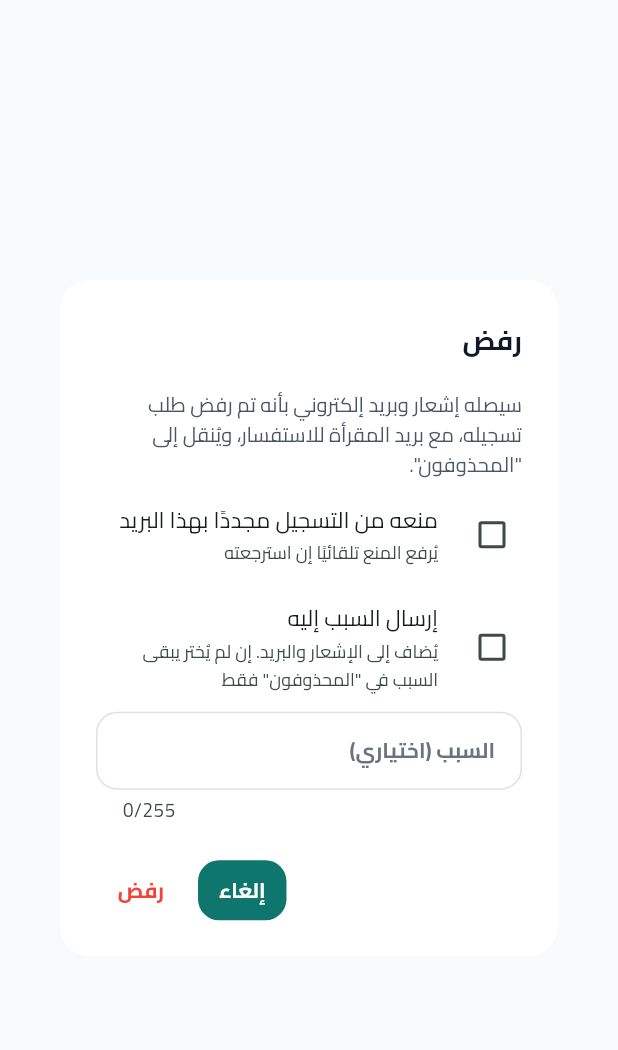
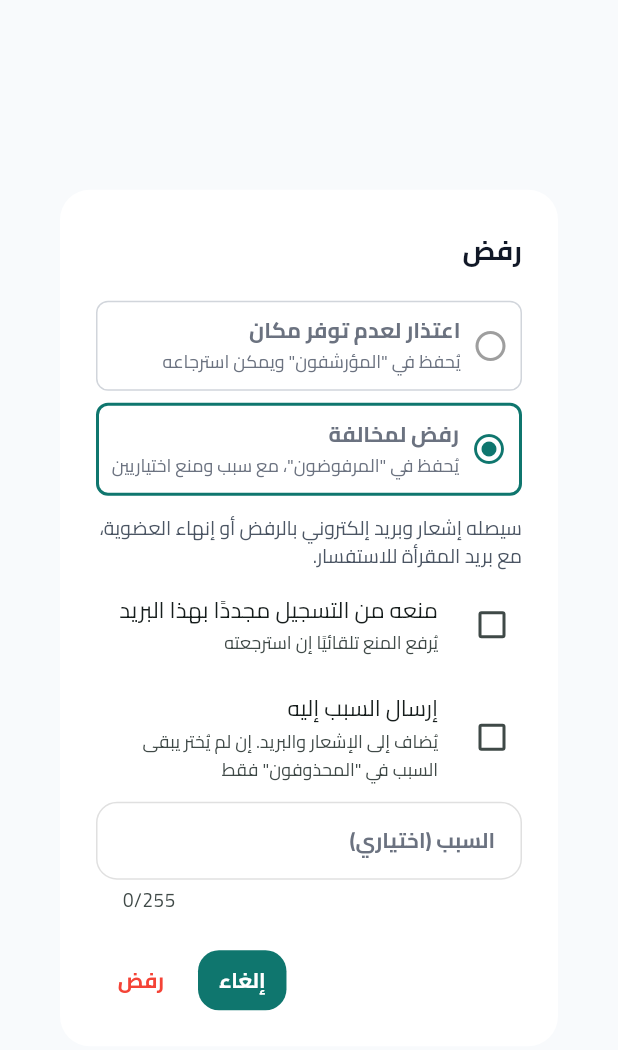
Before and after one commit to abushofa/meqraat-taiser, a Flutter app: the _MembershipEndDialog widget shown alone on an empty page, opened directly with empty values, on a phone screen of 412 x 824 dp. Shown: the top 1050 px of the screen. Run offline on Flutter 3.47's test engine with Material 3 defaults, Android fonts, the phone set to English and light mode, and no system bars; our stand-ins replace cookie_jar, device_info_plus, dio, dio_cookie_manager, firebase_core, firebase_messaging and 5 more; missing offline and left inert: agora_rtc_engine, audio_session, flutter_foreground_task; accounts and stored records are empty; network calls fail.

Commit message:
end dialog: choose capacity apology (archived, optional notice) or violation; long-press register buttons for test registration while closed
Co-Authored-By: Claude Opus 5.5 <noreply@anthropic.com>

```diff
--- a/lib/features/admin/admin_directory_screen.dart
+++ b/lib/features/admin/admin_directory_screen.dart
@@ -184,9 +184,8 @@ class _AdminDirectoryScreenState extends State<AdminDirectoryScreen>
         data: FormData.fromMap({
           'user_id': userId.toString(),
           'action': 'delete',
-          'reason': endFields['reason'],
-          'send_reason': endFields['send_reason'].toString(),
-          'block': endFields['block'].toString(),
+          // reason / end_kind / notify / send_reason / block
+          ...endFields.map((k, v) => MapEntry(k, v.toString())),
         }),
       );
 
--- a/lib/features/admin/membership_end_dialog.dart
+++ b/lib/features/admin/membership_end_dialog.dart
@@ -1,8 +1,9 @@
 import 'package:flutter/material.dart';
 
-/// نافذة الرفض (قبل الاعتماد) أو الحذف (بعده) لسبب مخالفة.
-/// تُرجع الحقول التي تُضاف إلى الطلب: reason / send_reason / block — أو null عند الإلغاء.
-/// (الاعتذار بسبب الامتلاء لا يمر من هنا: يكون بالبريد ثم "أرشفة الكل".)
+/// نافذة الرفض (قبل الاعتماد) أو الحذف (بعده). نوعان:
+/// - اعتذار لعدم توفر مكان: رسالة اعتذار (اختيارية)، يُحفظ في "المؤرشفون"، بلا سبب ولا منع.
+/// - مخالفة: رفض/إنهاء عضوية، مع سبب (اختياري الإرسال) ومنع إعادة التسجيل.
+/// تُرجع الحقول التي تُضاف إلى الطلب — أو null عند الإلغاء.
 class MembershipEndDialog {
   static Future<Map<String, dynamic>?> show(
     BuildContext context, {
@@ -40,6 +41,8 @@ class _MembershipEndDialog extends StatefulWidget {
 
 class _MembershipEndDialogState extends State<_MembershipEndDialog> {
   final _reason = TextEditingController();
+  bool _capacity = false; // false = مخالفة
+  bool _notify = true; // للاعتذار: إرسال رسالة الاعتذار إليه
   bool _sendReason = false;
   bool _block = false;
   bool _showRequired = false;
@@ -52,16 +55,91 @@ class _MembershipEndDialogState extends State<_MembershipEndDialog> {
 
   void _confirm() {
     final r = _reason.text.trim();
-    // السبب مطلوب في الحذف، أو إن اختير إرساله
+    if (_capacity) {
+      Navigator.pop(context, {
+        'end_kind': 'capacity',
+        'notify': _notify,
+        'reason': r, // ملاحظة داخلية اختيارية
+        'send_reason': false,
+        'block': false,
+      });
+      return;
+    }
+    // المخالفة: السبب مطلوب في الحذف، أو إن اختير إرساله
     if ((widget.reasonRequired || _sendReason) && r.isEmpty) {
       setState(() => _showRequired = true);
       return;
     }
     Navigator.pop(context, {
+      'end_kind': 'violation',
+      'notify': true,
       'reason': r,
       'send_reason': r.isNotEmpty && _sendReason,
       'block': _block,
     });
+  }
+
+  Widget _kindTile(bool capacity, String title, String subtitle) {
+    final selected = _capacity == capacity;
+    final primary = Theme.of(context).colorScheme.primary;
+    return InkWell(
+      onTap: () => setState(() {
+        _capacity = capacity;
+        _showRequired = false;
+      }),
+      borderRadius: BorderRadius.circular(8),
+      child: Container(
+        margin: const EdgeInsets.only(bottom: 8),
+        padding: const EdgeInsets.all(8),
+        decoration: BoxDecoration(
+          borderRadius: BorderRadius.circular(8),
+          border: Border.all(
+            color: selected ? primary : const Color(0xFFD1D5DB),
+            width: selected ? 2 : 1,
+          ),
+        ),
+        child: Row(
+          children: [
+            Icon(
+              selected ? Icons.radio_button_checked : Icons.radio_button_off,
+              color: selected ? primary : Colors.grey,
+            ),
+            const SizedBox(width: 8),
+            Expanded(
+              child: Column(
+                crossAxisAlignment: CrossAxisAlignment.start,
+                children: [
+                  Text(title,
+                      style: const TextStyle(fontWeight: FontWeight.w600)),
+                  Text(subtitle,
+                      style: const TextStyle(
+                          fontSize: 12, color: Color(0xFF6B7280))),
+                ],
+              ),
+            ),
+          ],
+        ),
+      ),
+    );
+  }
+
+  Widget _reasonField({required String label}) {
+    return TextField(
+      controller: _reason,
+      minLines: 1,
+      maxLines: 3,
+      maxLength: 255,
+      keyboardType: TextInputType.text,
+      textInputAction: TextInputAction.done, // زر "تم" يغلق لوحة المفاتيح
+      onSubmitted: (_) => FocusScope.of(context).unfocus(),
+      onChanged: (_) => setState(() => _showRequired = false),
+      decoration: InputDecoration(
+        labelText: label,
+        hintText: _capacity ? null : 'مثال: تقديم بيانات غير صحيحة',
+        border: const OutlineInputBorder(),
+        errorText: _showRequired ? 'اكتب السبب' : null,
+      ),
+    );
   }
 
   @override
@@ -69,24 +147,36 @@ class _MembershipEndDialogState extends State<_MembershipEndDialog> {
     final who = (widget.name ?? '').trim();
     final title = widget.isDelete ? 'حذف' : 'رفض';
 
-    return AlertDialog(
-      title: Text(who.isEmpty ? title : '$title: $who'),
-      content: GestureDetector(
-        onTap: () => FocusScope.of(context).unfocus(),
-        behavior: HitTestBehavior.translucent,
-        child: SingleChildScrollView(
-          child: Column(
-            mainAxisSize: MainAxisSize.min,
-            crossAxisAlignment: CrossAxisAlignment.start,
-            children: [
-              Text(
-                'سيصله إشعار وبريد إلكتروني بأنه ${widget.isDelete ? 'تم إنهاء عضويته (أو رفض طلبه إن لم يكن معتمدًا)' : 'تم رفض طلب تسجيله'}، '
-                'مع بريد المقرأة للاستفسار، ويُنقل إلى "المحذوفون".',
-                style: const TextStyle(
-                  fontSize: 13.5,
-                  height: 1.5,
-                  color: Color(0xFF4B5563),
+    final children = <Widget>[
+      _kindTile(true, 'اعتذار لعدم توفر مكان',
+          'يُحفظ في "المؤرشفون" ويمكن استرجاعه'),
+      _kindTile(false, widget.isDelete ? 'إنهاء عضوية لمخالفة' : 'رفض لمخالفة',
+          'يُحفظ في "المرفوضون"، مع سبب ومنع اختياريين'),
+      const SizedBox(height: 4),
+    ];
+
+    if (_capacity) {
+      children.addAll([
+        CheckboxListTile(
+          contentPadding: EdgeInsets.zero,
+          controlAffinity: ListTileControlAffinity.leading,
+          value: _notify,
+          onChanged: (v) => setState(() => _notify = v ?? false),
+          title: const Text('إرسال رسالة الاعتذار إليه'),
+          subtitle: const Text(
+            'إشعار وبريد: «نعتذر عن عدم قبول طلب تسجيلك لاكتمال العدد…». '
+            'ألغِ الاختيار إن كنت راسلته بنفسك.',
+            style: TextStyle(fontSize: 12),
           ),
+        ),
+        const SizedBox(height: 4),
+        _reasonField(label: 'ملاحظة داخلية (اختياري)'),
+      ]);
+    } else {
+      children.addAll([
+        const Text(
+          'سيصله إشعار وبريد إلكتروني بالرفض أو إنهاء العضوية، مع بريد المقرأة للاستفسار.',
+          style: TextStyle(fontSize: 13, height: 1.5, color: Color(0xFF4B5563)),
         ),
         CheckboxListTile(
           contentPadding: EdgeInsets.zero,
@@ -94,10 +184,8 @@ class _MembershipEndDialogState extends State<_MembershipEndDialog> {
           value: _block,
           onChanged: (v) => setState(() => _block = v ?? false),
           title: const Text('منعه من التسجيل مجددًا بهذا البريد'),
-                subtitle: const Text(
-                  'يُرفع المنع تلقائيًا إن استرجعته',
-                  style: TextStyle(fontSize: 12),
-                ),
+          subtitle: const Text('يُرفع المنع تلقائيًا إن استرجعته',
+              style: TextStyle(fontSize: 12)),
         ),
         CheckboxListTile(
           contentPadding: EdgeInsets.zero,
@@ -114,28 +202,26 @@ class _MembershipEndDialogState extends State<_MembershipEndDialog> {
           ),
         ),
         const SizedBox(height: 4),
-              TextField(
-                controller: _reason,
-                minLines: 1,
-                maxLines: 3,
-                maxLength: 255,
-                keyboardType: TextInputType.text,
-                textInputAction:
-                    TextInputAction.done, // زر "تم" يغلق لوحة المفاتيح
-                onSubmitted: (_) => FocusScope.of(context).unfocus(),
-                onChanged: (_) => setState(() => _showRequired = false),
-                decoration: InputDecoration(
-                  labelText: _sendReason
+        _reasonField(
+          label: _sendReason
               ? 'السبب (سيُرسل إليه)'
               : widget.reasonRequired
                   ? 'السبب'
                   : 'السبب (اختياري)',
-                  hintText: 'مثال: تقديم بيانات غير صحيحة',
-                  border: const OutlineInputBorder(),
-                  errorText: _showRequired ? 'اكتب السبب' : null,
         ),
-              ),
-            ],
+      ]);
+    }
+
+    return AlertDialog(
+      title: Text(who.isEmpty ? title : '$title: $who'),
+      content: GestureDetector(
+        onTap: () => FocusScope.of(context).unfocus(),
+        behavior: HitTestBehavior.translucent,
+        child: SingleChildScrollView(
+          child: Column(
+            mainAxisSize: MainAxisSize.min,
+            crossAxisAlignment: CrossAxisAlignment.start,
+            children: children,
           ),
         ),
       ),
```
Also changed, not shown: lib/features/auth/login_screen.dart (+14 -5 lines). Lines whose indentation alone changed are shown as unchanged.
